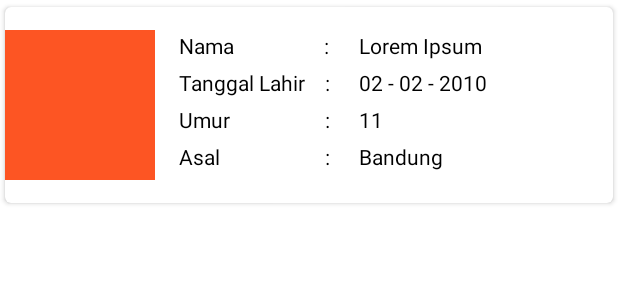
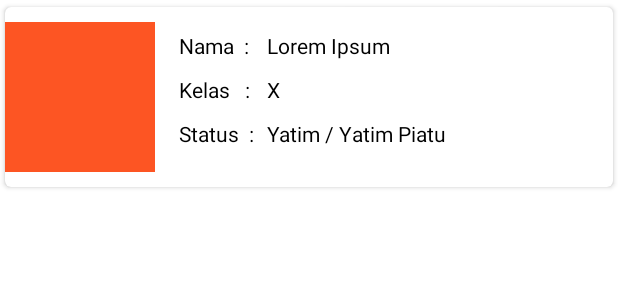
Before and after one commit to fhmsyhd/panti-asuhan-bani-salam, an Android app: the layout item_anak.xml on its own in the app's theme, with its tools: preview values and no code run, on a phone screen of 412 x 824 dp. Shown: the top 300 px of the screen. Run offline under Robolectric (Android 15) with nearby library versions, the phone set to English and light mode, and no system bars.

Commit message:
merubah isi data anak

```diff
--- a/app/build.gradle
+++ b/app/build.gradle
@@ -105,6 +105,7 @@ dependencies {
     //glide library for image
     implementation 'com.github.bumptech.glide:glide:4.11.0'
 
+    compile 'com.github.chathuralakmal:AndroidImagePopup:1.2.2'
 
     //deeplink
 //    implementation 'com.airbnb:deeplinkdispatch:3.1.1'
--- a/app/src/main/java/org/fhmsyhdproject/pantiasuhandhuafabanisalam/data/Anak.kt
+++ b/app/src/main/java/org/fhmsyhdproject/pantiasuhandhuafabanisalam/data/Anak.kt
@@ -8,7 +8,6 @@ data class Anak (
         var id: String = "",
         var image: String = "",
         var name: String = "",
-        var tglahir : String = "",
-        var umur : String = " ",
-        var asal : String = " "
+        var kelas : String = "",
+        var status : String = " "
 ) : Serializable
--- a/app/src/main/java/org/fhmsyhdproject/pantiasuhandhuafabanisalam/view/about/member/ChildrenActivity.kt
+++ b/app/src/main/java/org/fhmsyhdproject/pantiasuhandhuafabanisalam/view/about/member/ChildrenActivity.kt
@@ -53,9 +53,9 @@ class ChildrenActivity : AppCompatActivity() {
                             listAnak,
                             { position, itemView, item ->
                                 itemView.tv_nama.text = item.name
-                                itemView.tv_tanggal_lahir.text = item.tglahir
-                                itemView.tv_umur.text = item.umur
-                                itemView.tv_asal.text = item.asal
+                                itemView.tv_tanggal_lahir.text = item.kelas
+                                itemView.tv_umur.text = item.status
+//                                itemView.tv_asal.text = item.asal
                                 Glide.with(this@ChildrenActivity).load(item.image)
                                         .into(itemView.img_anak)
                             },
--- a/app/src/main/res/layout/item_anak.xml
+++ b/app/src/main/res/layout/item_anak.xml
@@ -42,8 +42,8 @@
                 android:id="@+id/t_nama"
                 android:layout_width="wrap_content"
                 android:layout_height="wrap_content"
-                android:layout_marginBottom="5dp"
-                android:text="Nama                  : "
+                android:layout_marginBottom="10dp"
+                android:text="Nama  : "
                 tools:layout_editor_absoluteX="125dp"
                 android:textColor="@color/black"
                 tools:layout_editor_absoluteY="15dp" />
@@ -52,8 +52,8 @@
                 android:id="@+id/t_ttl"
                 android:layout_width="wrap_content"
                 android:layout_height="wrap_content"
-                android:layout_marginBottom="5dp"
-                android:text="Tanggal Lahir    : "
+                android:layout_marginBottom="10dp"
+                android:text="Kelas   : "
                 tools:layout_editor_absoluteX="125dp"
                 android:textColor="@color/black"
                 tools:layout_editor_absoluteY="15dp" />
@@ -62,18 +62,8 @@
                 android:id="@+id/t_umur"
                 android:layout_width="wrap_content"
                 android:layout_height="wrap_content"
-                android:layout_marginBottom="5dp"
-                android:text="Umur                   : "
-                tools:layout_editor_absoluteX="125dp"
-                android:textColor="@color/black"
-                tools:layout_editor_absoluteY="15dp" />
-
-            <TextView
-                android:id="@+id/t_asal"
-                android:layout_width="wrap_content"
-                android:layout_height="wrap_content"
-                android:layout_marginBottom="5dp"
-                android:text="Asal                     : "
+                android:layout_marginBottom="10dp"
+                android:text="Status  : "
                 tools:layout_editor_absoluteX="125dp"
                 android:textColor="@color/black"
                 tools:layout_editor_absoluteY="15dp" />
@@ -83,10 +73,11 @@
         <LinearLayout
             android:layout_width="0dp"
             android:layout_height="wrap_content"
-            android:layout_margin="16dp"
+            android:layout_margin="5dp"
             android:orientation="vertical"
             app:layout_constraintBottom_toBottomOf="parent"
             app:layout_constraintEnd_toEndOf="parent"
+            app:layout_constraintHorizontal_bias="0.0"
             app:layout_constraintStart_toEndOf="@+id/linearLayout2"
             app:layout_constraintTop_toTopOf="parent">
             <!--            app:layout_constraintStart_toEndOf="@+id/img_anak"-->
@@ -96,7 +87,7 @@
                 android:id="@+id/tv_nama"
                 android:layout_width="match_parent"
                 android:layout_height="wrap_content"
-                android:layout_marginBottom="5dp"
+                android:layout_marginBottom="10dp"
                 android:ellipsize="end"
                 android:maxLines="2"
                 android:textColor="@color/black"
@@ -107,40 +98,24 @@
                 android:id="@+id/tv_tanggal_lahir"
                 android:layout_width="match_parent"
                 android:layout_height="wrap_content"
-                android:layout_marginBottom="5dp"
+                android:layout_marginBottom="10dp"
                 android:ellipsize="end"
                 android:maxLines="2"
                 android:textColor="@color/black"
                 android:textSize="14sp"
-                tools:text="02 - 02 - 2010" />
+                tools:text="X" />
 
             <TextView
                 android:id="@+id/tv_umur"
                 android:layout_width="match_parent"
                 android:layout_height="wrap_content"
-                android:layout_marginBottom="5dp"
+                android:layout_marginBottom="10dp"
                 android:ellipsize="end"
                 android:maxLines="2"
                 android:textColor="@color/black"
                 android:textSize="14sp"
-                tools:text="11" />
-
-            <TextView
-                android:id="@+id/tv_asal"
-                android:layout_width="match_parent"
-                android:layout_height="wrap_content"
-                android:layout_marginBottom="5dp"
-                android:ellipsize="end"
-                android:maxLines="2"
-                android:textColor="@color/black"
-                android:textSize="14sp"
-                tools:text="Bandung" />
-
-
+                tools:text="Yatim / Yatim Piatu" />
         </LinearLayout>
-
-
-
 
 
     </androidx.constraintlayout.widget.ConstraintLayout>
```
